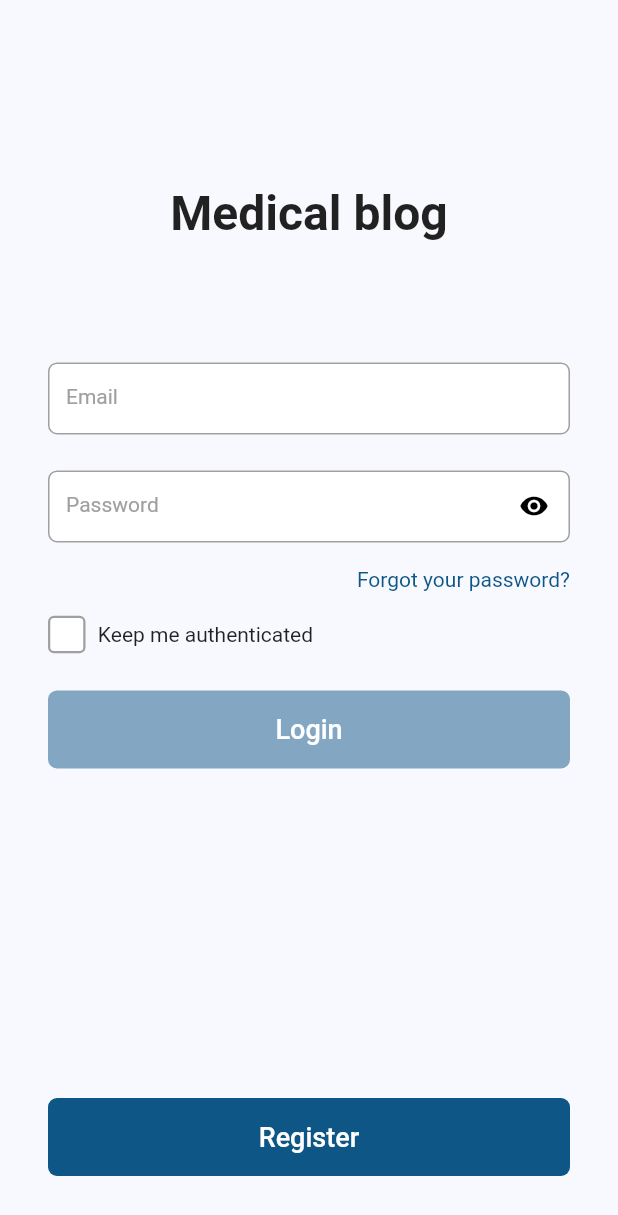
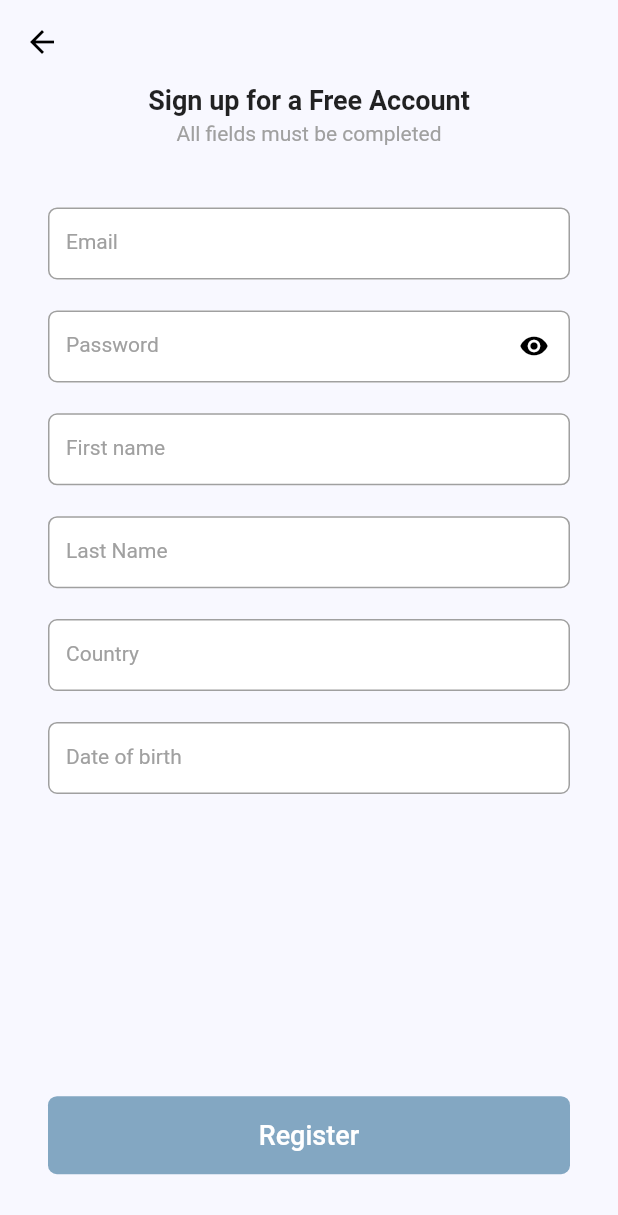
Before and after one commit to nedalex99/MedicalBlog, a Flutter app: the LoginScreen screen opened by its route, after a tap on "Register", on a phone screen of 412 x 824 dp. Shown: the top 1215 px of the screen. Run offline on Flutter 3.47's test engine with Material 2 defaults, Android fonts, the phone set to English and light mode, and no system bars; our stand-ins replace flutter_secure_storage, get; accounts and stored records are empty.

Commit message:
Created the ui with the input fields and the button for the register screen.

```diff
--- a/lib/presentation/router/app_router.dart
+++ b/lib/presentation/router/app_router.dart
@@ -1,5 +1,6 @@
 import 'package:flutter/material.dart';
 import 'package:medical_blog/presentation/screens/login_screen/login_screen.dart';
+import 'package:medical_blog/presentation/screens/register/register_screen.dart';
 import 'package:medical_blog/presentation/screens/splashscreen/splashscreen.dart';
 import 'package:medical_blog/presentation/screens/tutorial/tutorial_page_view.dart';
 import 'package:medical_blog/presentation/screens/tutorial/tutorial_screen.dart';
@@ -19,6 +20,10 @@ class AppRouter {
         return MaterialPageRoute(
           builder: (_) => LoginScreen(),
         );
+      case '/register':
+        return MaterialPageRoute(
+          builder: (_) => RegisterScreen(),
+        );
       default:
         return null;
     }
--- a/lib/presentation/screens/login_screen/login_screen.dart
+++ b/lib/presentation/screens/login_screen/login_screen.dart
@@ -5,6 +5,7 @@ import 'package:medical_blog/presentation/widgets/input_fields/input_text_field.
 import 'package:get/get.dart';
 import 'package:medical_blog/presentation/widgets/input_fields/input_text_field_controller.dart';
 import 'package:medical_blog/utils/constants/colors.dart';
+import 'package:medical_blog/utils/constants/routes.dart';
 
 class LoginScreen extends StatelessWidget {
   @override
@@ -101,10 +102,13 @@ class LoginScreen extends StatelessWidget {
                 child: Align(
                   alignment: Alignment.bottomCenter,
                   child: Padding(
-                    padding: const EdgeInsets.only(bottom: 40.0),
+                    padding: EdgeInsets.only(
+                        bottom: MediaQuery.of(context).size.height * 0.05),
                     child: CustomButton(
                       buttonText: 'Register',
-                      onButtonTap: () {},
+                      onButtonTap: () {
+                        Navigator.of(context).pushNamed(registerRoute);
+                      },
                       isEnabled: true,
                       backgroundColor: kBlueButtonColor,
                     ),
--- /dev/null
+++ b/lib/presentation/screens/register/register_screen.dart
@@ -0,0 +1,231 @@
+import 'package:flutter/material.dart';
+import 'package:medical_blog/presentation/widgets/buttons/custom_button.dart';
+import 'package:medical_blog/presentation/widgets/input_fields/input_text_field.dart';
+import 'package:medical_blog/presentation/widgets/input_fields/input_text_field_controller.dart';
+import 'package:medical_blog/utils/constants/colors.dart';
+import 'package:get/get.dart';
+
+class RegisterScreen extends StatelessWidget {
+  @override
+  Widget build(BuildContext context) {
+    return Scaffold(
+      appBar: AppBar(
+        leading: IconButton(
+          onPressed: () {
+            Navigator.of(context).pop();
+          },
+          icon: Icon(
+            Icons.arrow_back,
+            color: Colors.black,
+          ),
+        ),
+      ),
+      body: Padding(
+        padding: EdgeInsets.symmetric(
+          horizontal: 32.0,
+        ),
+        child: CustomScrollView(
+          slivers: [
+            SliverToBoxAdapter(
+              child: Column(
+                children: [
+                  Column(
+                    children: [
+                      Text(
+                        'Sign up for a Free Account',
+                        style: TextStyle(
+                          fontSize: 18.0,
+                          fontWeight: FontWeight.bold,
+                        ),
+                      ),
+                      SizedBox(
+                        height: MediaQuery.of(context).size.height * 0.005,
+                      ),
+                      Text(
+                        'All fields must be completed',
+                        style: TextStyle(
+                          fontSize: 14.0,
+                          color: kHintColor,
+                        ),
+                      ),
+                    ],
+                  ),
+                  SizedBox(
+                    height: MediaQuery.of(context).size.height * 0.05,
+                  ),
+                  InputTextField(
+                    typeOfText: TextInputType.emailAddress,
+                    hint: 'Email',
+                    controller: Get.put(InputTextFieldController(),
+                        tag: "email_register"),
+                  ),
+                  SizedBox(
+                    height: MediaQuery.of(context).size.height * 0.025,
+                  ),
+                  InputTextField(
+                    typeOfText: TextInputType.visiblePassword,
+                    hint: 'Password',
+                    controller: Get.put(InputTextFieldController(),
+                        tag: "password_register"),
+                  ),
+                  SizedBox(
+                    height: MediaQuery.of(context).size.height * 0.025,
+                  ),
+                  InputTextField(
+                    typeOfText: TextInputType.name,
+                    hint: 'First name',
+                    controller: Get.put(InputTextFieldController(),
+                        tag: "first_name_register"),
+                  ),
+                  SizedBox(
+                    height: MediaQuery.of(context).size.height * 0.025,
+                  ),
+                  InputTextField(
+                    typeOfText: TextInputType.name,
+                    hint: 'Last Name',
+                    controller: Get.put(InputTextFieldController(),
+                        tag: "last_name_register"),
+                  ),
+                  SizedBox(
+                    height: MediaQuery.of(context).size.height * 0.025,
+                  ),
+                  InputTextField(
+                    typeOfText: TextInputType.name,
+                    hint: 'Country',
+                    controller: Get.put(InputTextFieldController(),
+                        tag: "country_register"),
+                  ),
+                  SizedBox(
+                    height: MediaQuery.of(context).size.height * 0.025,
+                  ),
+                  InputTextField(
+                    typeOfText: TextInputType.name,
+                    hint: 'Date of birth',
+                    controller: Get.put(InputTextFieldController(),
+                        tag: "date_of_birth_register_register"),
+                  ),
+                ],
+              ),
+            ),
+            SliverFillRemaining(
+              hasScrollBody: false,
+              child: Align(
+                alignment: Alignment.bottomCenter,
+                child: Padding(
+                  padding: EdgeInsets.only(
+                    bottom: MediaQuery.of(context).size.height * 0.05,
+                  ),
+                  child: CustomButton(
+                    onButtonTap: () {},
+                    buttonText: 'Register',
+                    backgroundColor: kInactiveBlueButtonColor,
+                  ),
+                ),
+              ),
+            ),
+          ],
+        ),
+      ),
+    );
+  }
+}
+
+/*
+body: Padding(
+        padding: EdgeInsets.symmetric(
+          vertical: MediaQuery.of(context).size.height * 0.05,
+          horizontal: 32.0,
+        ),
+        child: SingleChildScrollView(
+          child: Column(
+            children: [
+              Column(
+                children: [
+                  Text(
+                    'Sign up for a Free Account',
+                    style: TextStyle(
+                      fontSize: 18.0,
+                      fontWeight: FontWeight.bold,
+                    ),
+                  ),
+                  SizedBox(
+                    height: MediaQuery.of(context).size.height * 0.005,
+                  ),
+                  Text(
+                    'All fields must be completed',
+                    style: TextStyle(
+                      fontSize: 14.0,
+                      color: kHintColor,
+                    ),
+                  ),
+                ],
+              ),
+              SizedBox(
+                height: MediaQuery.of(context).size.height * 0.05,
+              ),
+              InputTextField(
+                typeOfText: TextInputType.emailAddress,
+                hint: 'Email',
+                controller:
+                    Get.put(InputTextFieldController(), tag: "email_register"),
+              ),
+              SizedBox(
+                height: MediaQuery.of(context).size.height * 0.025,
+              ),
+              InputTextField(
+                typeOfText: TextInputType.visiblePassword,
+                hint: 'Password',
+                controller: Get.put(InputTextFieldController(),
+                    tag: "password_register"),
+              ),
+              SizedBox(
+                height: MediaQuery.of(context).size.height * 0.025,
+              ),
+              InputTextField(
+                typeOfText: TextInputType.name,
+                hint: 'First name',
+                controller: Get.put(InputTextFieldController(),
+                    tag: "first_name_register"),
+              ),
+              SizedBox(
+                height: MediaQuery.of(context).size.height * 0.025,
+              ),
+              InputTextField(
+                typeOfText: TextInputType.name,
+                hint: 'Last Name',
+                controller: Get.put(InputTextFieldController(),
+                    tag: "last_name_register"),
+              ),
+              SizedBox(
+                height: MediaQuery.of(context).size.height * 0.025,
+              ),
+              InputTextField(
+                typeOfText: TextInputType.name,
+                hint: 'Country',
+                controller: Get.put(InputTextFieldController(),
+                    tag: "country_register"),
+              ),
+              SizedBox(
+                height: MediaQuery.of(context).size.height * 0.025,
+              ),
+              InputTextField(
+                typeOfText: TextInputType.name,
+                hint: 'Date of birth',
+                controller: Get.put(InputTextFieldController(),
+                    tag: "date_of_birth_register_register"),
+              ),
+              Expanded(
+                child: Align(
+                  alignment: Alignment.bottomCenter,
+                  child: CustomButton(
+                    onButtonTap: () {},
+                    buttonText: 'Register',
+                    backgroundColor: kInactiveBlueButtonColor,
+                  ),
+                ),
+              ),
+            ],
+          ),
+        ),
+      ),
+ */
--- a/lib/utils/constants/routes.dart
+++ b/lib/utils/constants/routes.dart
@@ -1,3 +1,4 @@
 const String homeRoute = '/';
 const String tutorialRoute = '/tutorial';
 const String loginRoute= '/login';
+const String registerRoute = '/register';
```
